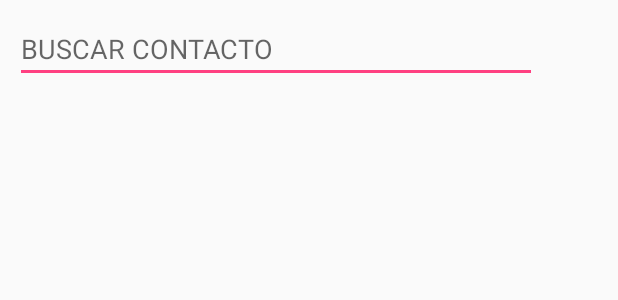
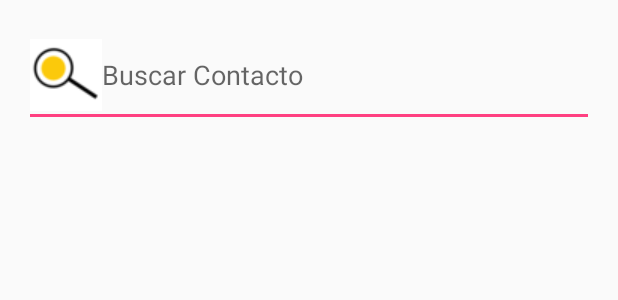
Before and after one commit to miguelhasbun/UnitecSocial, an Android app: the layout activity_contactos.xml on its own in the app's theme, with its tools: preview values and no code run, on a phone screen of 412 x 824 dp. Shown: the top 300 px of the screen. Run offline under Robolectric (Android 15) with nearby library versions, the phone set to English and light mode, and no system bars.

Commit message:
Arreglado el buscar contacto

```diff
--- a/app/src/main/java/com/example/miguelpaz/unitecsocial/Contactos.java
+++ b/app/src/main/java/com/example/miguelpaz/unitecsocial/Contactos.java
@@ -30,16 +30,18 @@ public class Contactos extends AppCompatActivity {
         editText.addTextChangedListener(new TextWatcher() {
             @Override
             public void beforeTextChanged(CharSequence s, int start, int count, int after) {
-                if (s.toString().equals("")){
-                    initlist();
-                }else{
-                    buscarItem(s.toString());
-                }
+
             }
 
             @Override
             public void onTextChanged(CharSequence s, int start, int before, int count) {
+                if (s.toString().equals("")){
+                    initlist();
+                }else{
 
+                    buscarItem(s.toString());
+
+                }
             }
 
             @Override
@@ -54,6 +56,7 @@ public class Contactos extends AppCompatActivity {
     public void buscarItem(String texto){
         for (String i:item){
             if (!i.contains(texto)){
+
                 listitem.remove(i);
             }
 
@@ -62,7 +65,7 @@ public class Contactos extends AppCompatActivity {
     }
 
     public void initlist(){
-        item= new String[]{"","", "Juan", "José", "Reiner", "Dávila", "Méndez", "David", "Andy", "Esther", "Boris"};
+        item= new String[]{"Juan", "José", "Reiner", "Boris", "Esther"};
         listitem= new ArrayList<>(Arrays.asList(item));
         adapter= new ArrayAdapter<String>(this, R.layout.list_item, R.id.txtitem, listitem);
         listView.setAdapter(adapter);
--- a/app/src/main/java/com/example/miguelpaz/unitecsocial/MainActivity.java
+++ b/app/src/main/java/com/example/miguelpaz/unitecsocial/MainActivity.java
@@ -16,7 +16,7 @@ public class MainActivity extends AppCompatActivity {
 
     public void callperfil(View view){
         Toast.makeText(this, "Credenciales aceptadas.", Toast.LENGTH_SHORT).show();
-        Intent i= new Intent(this, Perfil.class);
+        Intent i= new Intent(this, Contactos.class);
         startActivity(i);
     }
 }
--- a/app/src/main/res/layout/activity_contactos.xml
+++ b/app/src/main/res/layout/activity_contactos.xml
@@ -1,26 +1,29 @@
-<?xml version="1.0" encoding="utf-8"?>
-<android.support.constraint.ConstraintLayout xmlns:android="http://schemas.android.com/apk/res/android"
-    xmlns:app="http://schemas.android.com/apk/res-auto"
+<LinearLayout xmlns:android="http://schemas.android.com/apk/res/android"
     xmlns:tools="http://schemas.android.com/tools"
     android:layout_width="match_parent"
     android:layout_height="match_parent"
+    android:paddingBottom="@dimen/activity_vertical_margin"
+    android:paddingLeft="@dimen/activity_horizontal_margin"
+    android:paddingRight="@dimen/activity_horizontal_margin"
+    android:paddingTop="@dimen/activity_vertical_margin"
+    tools:context=".MainActivity"
     android:orientation="vertical"
-    android:padding="10dp"
-    tools:context="com.example.miguelpaz.unitecsocial.Contactos">
+    >
     <EditText
         android:id="@+id/txtbuscar"
-        android:hint="BUSCAR CONTACTO"
-        android:layout_width="348dp"
+        android:layout_width="fill_parent"
         android:layout_height="wrap_content"
-        tools:layout_editor_absoluteY="0dp"
-        tools:layout_editor_absoluteX="8dp" />
+        android:hint="Buscar Contacto"
+        android:drawableLeft="@drawable/lupa"
+
+
+        />
     <ListView
         android:id="@+id/listview"
-        android:layout_width="0dp"
+        android:layout_width="fill_parent"
         android:layout_height="wrap_content"
-        tools:layout_editor_absoluteY="53dp"
-        tools:layout_editor_absoluteX="10dp">
+        >
 
     </ListView>
 
-</android.support.constraint.ConstraintLayout>
+</LinearLayout>
```
Also changed, not shown: app/src/main/res/drawable/lupa.png (added).
